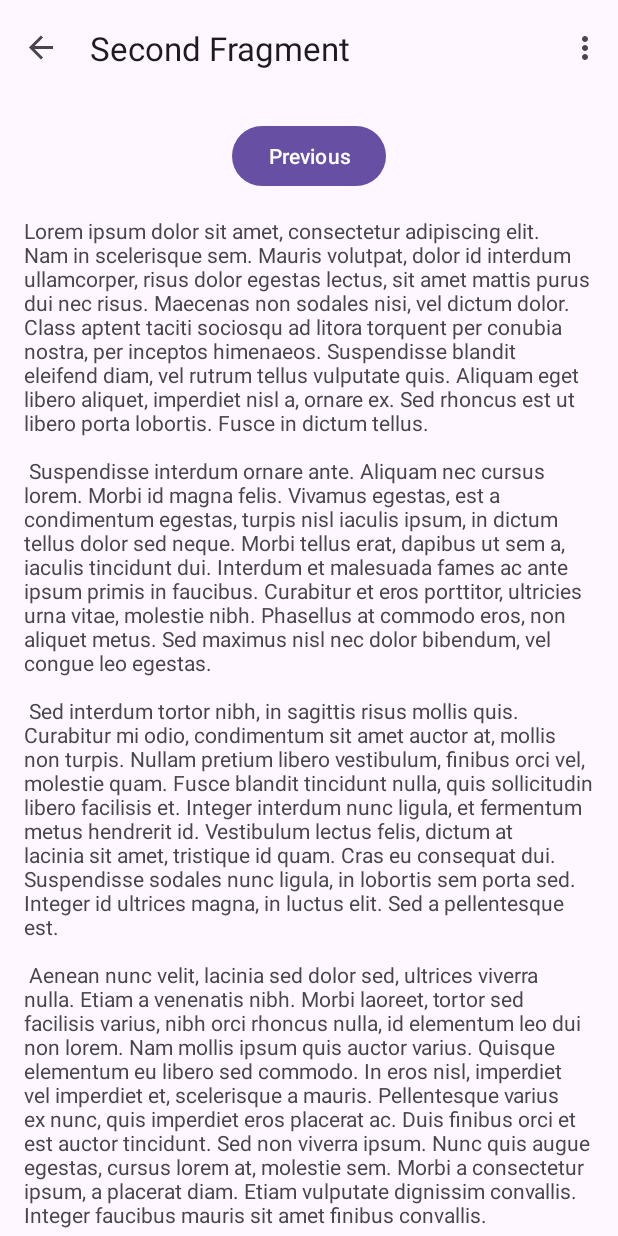
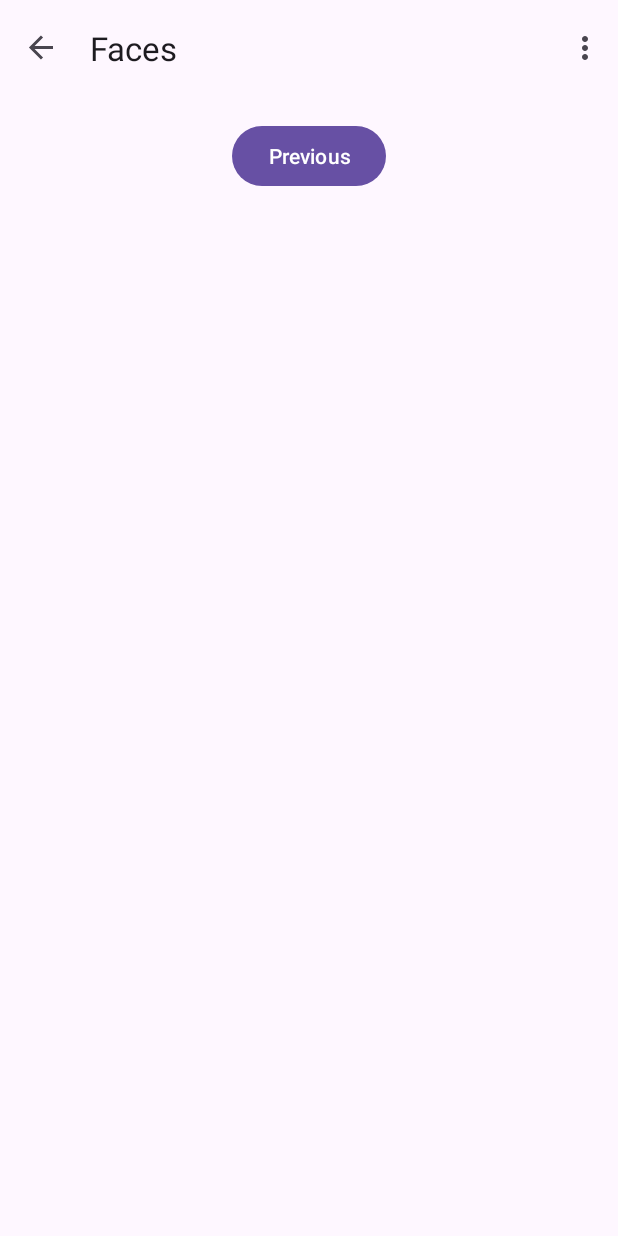
Before and after one commit to NanathRegina/censo-brasil-app, an Android app: the SecondFragment screen opened through its navigation route, on a phone screen of 412 x 824 dp. Run offline under Robolectric (Android 15) with nearby library versions, the phone set to English and light mode, and no system bars; our stand-ins replace navigation-ui.

Commit message:
Ajustes de tela inicial

```diff
--- a/frontend/app/src/main/res/layout/fragment_first.xml
+++ b/frontend/app/src/main/res/layout/fragment_first.xml
@@ -16,20 +16,9 @@
             android:layout_width="wrap_content"
             android:layout_height="wrap_content"
             android:text="@string/next"
-            app:layout_constraintBottom_toTopOf="@id/textview_first"
             app:layout_constraintEnd_toEndOf="parent"
             app:layout_constraintStart_toStartOf="parent"
             app:layout_constraintTop_toTopOf="parent" />
 
-        <TextView
-            android:id="@+id/textview_first"
-            android:layout_width="wrap_content"
-            android:layout_height="wrap_content"
-            android:layout_marginTop="16dp"
-            android:text="@string/lorem_ipsum"
-            app:layout_constraintBottom_toBottomOf="parent"
-            app:layout_constraintEnd_toEndOf="parent"
-            app:layout_constraintStart_toStartOf="parent"
-            app:layout_constraintTop_toBottomOf="@id/button_first" />
     </androidx.constraintlayout.widget.ConstraintLayout>
 </androidx.core.widget.NestedScrollView>
--- a/frontend/app/src/main/res/layout/fragment_second.xml
+++ b/frontend/app/src/main/res/layout/fragment_second.xml
@@ -16,20 +16,8 @@
             android:layout_width="wrap_content"
             android:layout_height="wrap_content"
             android:text="@string/previous"
-            app:layout_constraintBottom_toTopOf="@id/textview_second"
             app:layout_constraintEnd_toEndOf="parent"
             app:layout_constraintStart_toStartOf="parent"
             app:layout_constraintTop_toTopOf="parent" />
-
-        <TextView
-            android:id="@+id/textview_second"
-            android:layout_width="wrap_content"
-            android:layout_height="wrap_content"
-            android:layout_marginTop="16dp"
-            android:text="@string/lorem_ipsum"
-            app:layout_constraintBottom_toBottomOf="parent"
-            app:layout_constraintEnd_toEndOf="parent"
-            app:layout_constraintStart_toStartOf="parent"
-            app:layout_constraintTop_toBottomOf="@id/button_second" />
     </androidx.constraintlayout.widget.ConstraintLayout>
 </androidx.core.widget.NestedScrollView>
--- a/frontend/app/src/main/res/navigation/nav_graph.xml
+++ b/frontend/app/src/main/res/navigation/nav_graph.xml
@@ -8,7 +8,7 @@
     <fragment
         android:id="@+id/FirstFragment"
         android:name="com.censobrasilapp.FirstFragment"
-        android:label="@string/first_fragment_label"
+        android:label="@string/inicio_label"
         tools:layout="@layout/fragment_first">
 
         <action
@@ -18,7 +18,7 @@
     <fragment
         android:id="@+id/SecondFragment"
         android:name="com.censobrasilapp.SecondFragment"
-        android:label="@string/second_fragment_label"
+        android:label="@string/faces_label"
         tools:layout="@layout/fragment_second">
 
         <action
--- a/frontend/app/src/main/res/values/strings.xml
+++ b/frontend/app/src/main/res/values/strings.xml
@@ -2,45 +2,9 @@
     <string name="app_name">censoBrasilApp</string>
     <string name="action_settings">Settings</string>
     <!-- Strings used for fragments for navigation -->
-    <string name="first_fragment_label">First Fragment</string>
-    <string name="second_fragment_label">Second Fragment</string>
+    <string name="inicio_label">Início</string>
+    <string name="faces_label">Faces</string>
     <string name="next">Next</string>
     <string name="previous">Previous</string>
 
-    <string name="lorem_ipsum">
-        Lorem ipsum dolor sit amet, consectetur adipiscing elit. Nam in scelerisque sem. Mauris
-        volutpat, dolor id interdum ullamcorper, risus dolor egestas lectus, sit amet mattis purus
-        dui nec risus. Maecenas non sodales nisi, vel dictum dolor. Class aptent taciti sociosqu ad
-        litora torquent per conubia nostra, per inceptos himenaeos. Suspendisse blandit eleifend
-        diam, vel rutrum tellus vulputate quis. Aliquam eget libero aliquet, imperdiet nisl a,
-        ornare ex. Sed rhoncus est ut libero porta lobortis. Fusce in dictum tellus.\n\n
-        Suspendisse interdum ornare ante. Aliquam nec cursus lorem. Morbi id magna felis. Vivamus
-        egestas, est a condimentum egestas, turpis nisl iaculis ipsum, in dictum tellus dolor sed
-        neque. Morbi tellus erat, dapibus ut sem a, iaculis tincidunt dui. Interdum et malesuada
-        fames ac ante ipsum primis in faucibus. Curabitur et eros porttitor, ultricies urna vitae,
-        molestie nibh. Phasellus at commodo eros, non aliquet metus. Sed maximus nisl nec dolor
-        bibendum, vel congue leo egestas.\n\n
-        Sed interdum tortor nibh, in sagittis risus mollis quis. Curabitur mi odio, condimentum sit
-        amet auctor at, mollis non turpis. Nullam pretium libero vestibulum, finibus orci vel,
-        molestie quam. Fusce blandit tincidunt nulla, quis sollicitudin libero facilisis et. Integer
-        interdum nunc ligula, et fermentum metus hendrerit id. Vestibulum lectus felis, dictum at
-        lacinia sit amet, tristique id quam. Cras eu consequat dui. Suspendisse sodales nunc ligula,
-        in lobortis sem porta sed. Integer id ultrices magna, in luctus elit. Sed a pellentesque
-        est.\n\n
-        Aenean nunc velit, lacinia sed dolor sed, ultrices viverra nulla. Etiam a venenatis nibh.
-        Morbi laoreet, tortor sed facilisis varius, nibh orci rhoncus nulla, id elementum leo dui
-        non lorem. Nam mollis ipsum quis auctor varius. Quisque elementum eu libero sed commodo. In
-        eros nisl, imperdiet vel imperdiet et, scelerisque a mauris. Pellentesque varius ex nunc,
-        quis imperdiet eros placerat ac. Duis finibus orci et est auctor tincidunt. Sed non viverra
-        ipsum. Nunc quis augue egestas, cursus lorem at, molestie sem. Morbi a consectetur ipsum, a
-        placerat diam. Etiam vulputate dignissim convallis. Integer faucibus mauris sit amet finibus
-        convallis.\n\n
-        Phasellus in aliquet mi. Pellentesque habitant morbi tristique senectus et netus et
-        malesuada fames ac turpis egestas. In volutpat arcu ut felis sagittis, in finibus massa
-        gravida. Pellentesque id tellus orci. Integer dictum, lorem sed efficitur ullamcorper,
-        libero justo consectetur ipsum, in mollis nisl ex sed nisl. Donec maximus ullamcorper
-        sodales. Praesent bibendum rhoncus tellus nec feugiat. In a ornare nulla. Donec rhoncus
-        libero vel nunc consequat, quis tincidunt nisl eleifend. Cras bibendum enim a justo luctus
-        vestibulum. Fusce dictum libero quis erat maximus, vitae volutpat diam dignissim.
-    </string>
 </resources>
```
